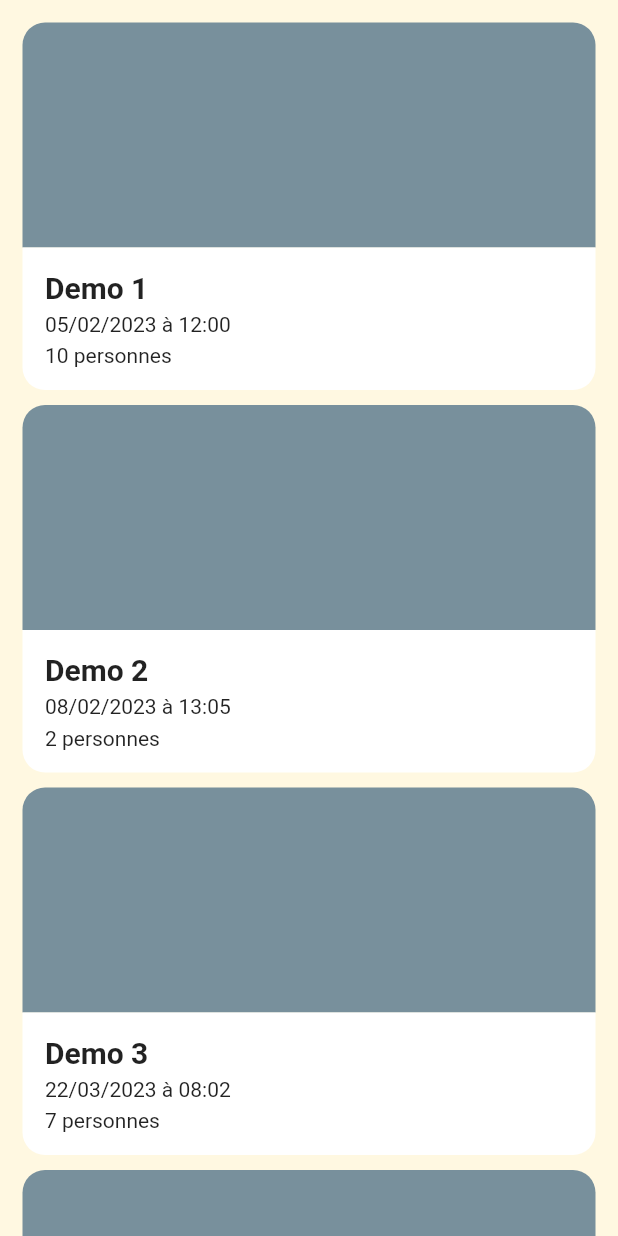
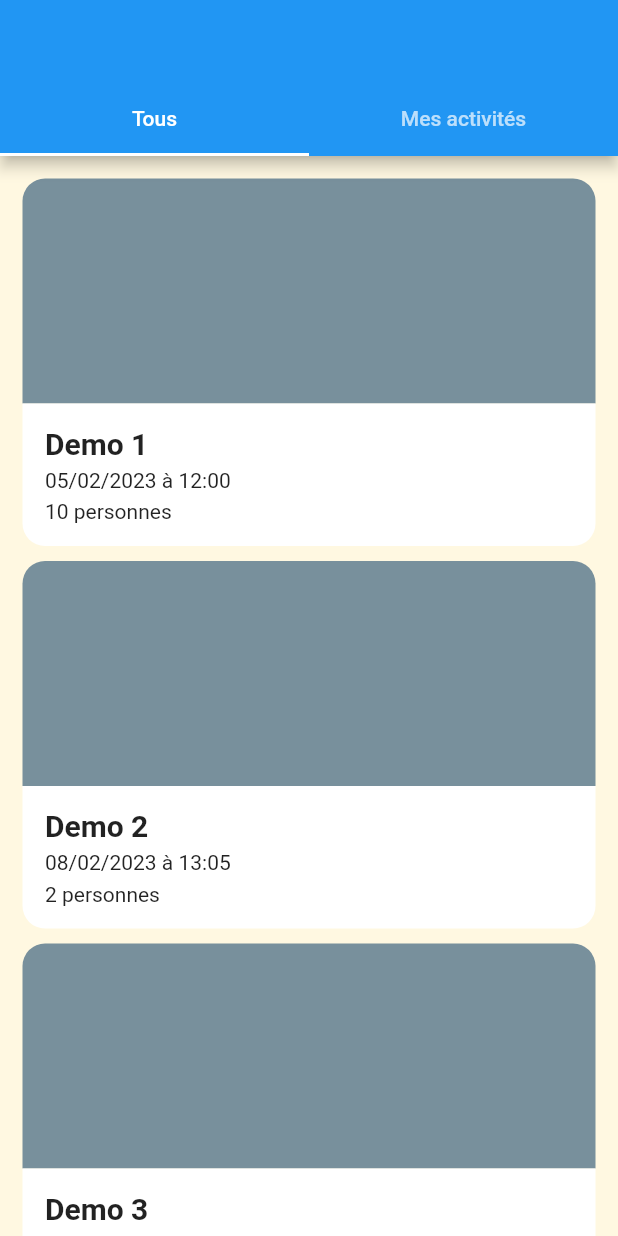
Before and after one commit to StoneyDev/colette, a Flutter app: the ActivityPage screen opened directly, on a phone screen of 412 x 824 dp. Run offline on Flutter 3.47's test engine with Material 2 defaults, Android fonts, the phone set to English and light mode, and no system bars; our stand-ins replace flutter_bloc, shared_preferences; accounts and stored records are empty.

Commit message:
feature(develop): add two activities views

```diff
--- a/lib/activity/activity.dart
+++ b/lib/activity/activity.dart
@@ -1,19 +1,73 @@
 import 'package:flutter/material.dart';
+import 'package:flutter_bloc/flutter_bloc.dart';
 import 'package:intl/intl.dart';
 
-import '../data/demos.dart';
 import 'activity_infos.dart';
+import 'cubit/activity_cubit.dart';
 
-class ActivityPage extends StatelessWidget {
+class ActivityPage extends StatefulWidget {
   const ActivityPage({super.key});
 
   @override
+  State<ActivityPage> createState() => _ActivityPageState();
+}
+
+class _ActivityPageState extends State<ActivityPage> with SingleTickerProviderStateMixin {
+  static const List<Tab> tabs = <Tab>[
+    Tab(text: 'Tous'),
+    Tab(text: 'Mes activités'),
+  ];
+
+  late TabController _tabController;
+
+  @override
+  void initState() {
+    super.initState();
+
+    _tabController = TabController(vsync: this, length: tabs.length);
+  }
+
+  @override
+  void dispose() {
+    _tabController.dispose();
+    super.dispose();
+  }
+
+  @override
   Widget build(BuildContext context) {
+    return BlocProvider<ActivityCubit>(
+      create: (BuildContext context) => ActivityCubit(),
+      child: BlocConsumer<ActivityCubit, ActivityState>(
+        listener: (BuildContext context, ActivityState state) {
+          if (state is ActivityError) {
+            ScaffoldMessenger.of(context).showSnackBar(
+              const SnackBar(
+                content: Text('Une erreur est survenue lors du chargement des activités.'),
+              ),
+            );
+          }
+        },
+        builder: (BuildContext activityContext, ActivityState state) {
+          if (state is ActivityLoading) {
+            const Center(
+              child: CircularProgressIndicator(),
+            );
+          }
+          if (state is ActivityLoaded) {
             return Scaffold(
               backgroundColor: Colors.amber.shade50,
+              appBar: AppBar(
+                bottom: TabBar(
+                  controller: _tabController,
+                  tabs: tabs,
+                ),
+              ),
               body: SafeArea(
-        child: ListView.separated(
-          itemCount: Demos.activities().length,
+                child: TabBarView(
+                  controller: _tabController,
+                  children: tabs.map((Tab tab) {
+                    return ListView.separated(
+                      itemCount: tab.text == 'Tous' ? state.allActivities.length : state.userActivities.length,
                       padding: const EdgeInsets.all(15),
                       separatorBuilder: (BuildContext context, int index) => const SizedBox(height: 10),
                       itemBuilder: (BuildContext context, int index) {
@@ -21,8 +75,12 @@ class ActivityPage extends StatelessWidget {
                           onTap: () => Navigator.push(
                             context,
                             MaterialPageRoute<void>(
-                  builder: (BuildContext context) => ActivityInfos(
-                    activity: Demos.activities()[index],
+                              builder: (BuildContext context) => BlocProvider<ActivityCubit>.value(
+                                value: BlocProvider.of(activityContext),
+                                child: ActivityInfos(
+                                  activity:
+                                      tab.text == 'Tous' ? state.allActivities[index] : state.userActivities[index],
+                                ),
                               ),
                             ),
                           ),
@@ -57,7 +115,9 @@ class ActivityPage extends StatelessWidget {
                                       children: <Widget>[
                                         // Title
                                         Text(
-                              Demos.activities()[index].title,
+                                          tab.text == 'Tous'
+                                              ? state.allActivities[index].title
+                                              : state.userActivities[index].title,
                                           style: Theme.of(context).textTheme.titleLarge?.copyWith(
                                                 fontWeight: FontWeight.bold,
                                               ),
@@ -66,12 +126,19 @@ class ActivityPage extends StatelessWidget {
                                         const SizedBox(height: 5),
 
                                         // Title
-                            Text(DateFormat('dd/MM/y à HH:mm').format(Demos.activities()[index].startDate)),
+                                        Text(
+                                          DateFormat('dd/MM/y à HH:mm').format(
+                                            tab.text == 'Tous'
+                                                ? state.allActivities[index].startDate
+                                                : state.userActivities[index].startDate,
+                                          ),
+                                        ),
 
                                         const SizedBox(height: 5),
 
                                         // Maximum attendees
-                            Text('${Demos.activities()[index].attendees} personnes'),
+                                        Text(
+                                            '${tab.text == 'Tous' ? state.allActivities[index].attendees : state.userActivities[index].attendees} personnes'),
                                       ],
                                     ),
                                   ],
@@ -81,8 +148,16 @@ class ActivityPage extends StatelessWidget {
                           ),
                         );
                       },
+                    );
+                  }).toList(),
                 ),
               ),
             );
           }
+
+          return Container();
+        },
+      ),
+    );
   }
+}
--- /dev/null
+++ b/lib/activity/cubit/activity_infos_state.dart
@@ -0,0 +1,24 @@
+part of 'activity_infos_cubit.dart';
+
+abstract class ActivityInfosState {
+  ActivityInfosState({this.nbRegistrations = 0, this.remainingPlaces = 0});
+
+  final int nbRegistrations;
+  final int remainingPlaces;
+}
+
+class ActivityLoading extends ActivityInfosState {}
+
+class ActivitySubscriber extends ActivityInfosState {
+  ActivitySubscriber({super.nbRegistrations, super.remainingPlaces});
+}
+
+class ActivityUnsubscriber extends ActivityInfosState {
+  ActivityUnsubscriber({super.nbRegistrations, super.remainingPlaces});
+}
+
+class SubscribeSuccess extends ActivityInfosState {}
+
+class UnsubscribeSuccess extends ActivityInfosState {}
+
+class ActivityFailed extends ActivityInfosState {}
--- a/lib/activity/cubit/activity_state.dart
+++ b/lib/activity/cubit/activity_state.dart
@@ -1,24 +1,19 @@
 part of 'activity_cubit.dart';
 
-abstract class ActivityState {
-  ActivityState({this.nbRegistrations = 0, this.remainingPlaces = 0});
+abstract class ActivityState {}
 
-  final int nbRegistrations;
-  final int remainingPlaces;
-}
+class ActivityInitial extends ActivityState {}
 
 class ActivityLoading extends ActivityState {}
 
-class ActivitySubscriber extends ActivityState {
-  ActivitySubscriber({super.nbRegistrations, super.remainingPlaces});
+class ActivityLoaded extends ActivityState {
+  ActivityLoaded({
+    this.allActivities = const <Activity>[],
+    this.userActivities = const <Activity>[],
+  });
+
+  final List<Activity> allActivities;
+  final List<Activity> userActivities;
 }
 
-class ActivityUnsubscriber extends ActivityState {
-  ActivityUnsubscriber({super.nbRegistrations, super.remainingPlaces});
-}
-
-class SubscribeSuccess extends ActivityState {}
-
-class UnsubscribeSuccess extends ActivityState {}
-
-class ActivityFailed extends ActivityState {}
+class ActivityError extends ActivityState {}
```
Also changed, not shown: lib/activity/activity_infos.dart (+14 -6 lines), lib/activity/cubit/activity_cubit.dart (+37 -75 lines), lib/activity/cubit/activity_infos_cubit.dart (added, +114 -0 lines). Lines whose indentation alone changed are shown as unchanged.
